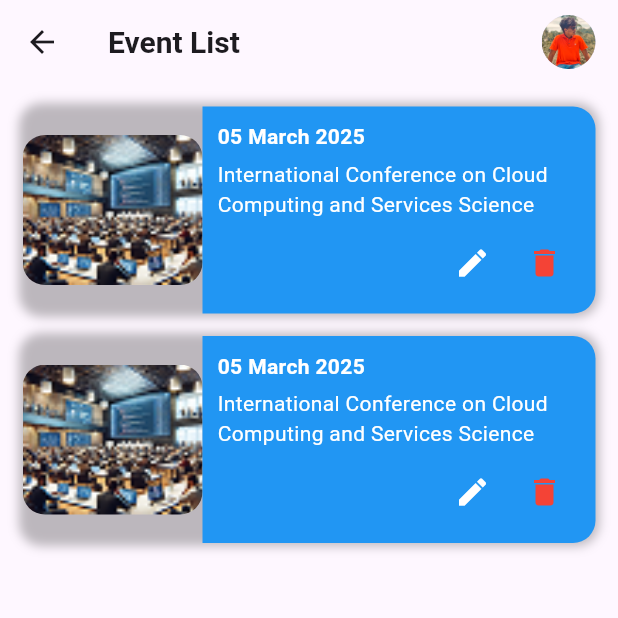
After one commit to sandeepsathsara/LinkUp-Mobile-Application, a Flutter app: the screen it shows after launch, after a tap on "Organizer", on a phone screen of 412 x 824 dp, the top half of it. The commit adds this screen. Run offline on Flutter 3.47's test engine with Material 3 defaults, Android fonts, the light colour scheme and no system bars; our stand-ins replace google_fonts.

Commit message:
organizer section

```diff
--- /dev/null
+++ b/linkup/lib/organizer/event.dart
@@ -0,0 +1,115 @@
+import 'package:flutter/material.dart';
+import 'package:linkup/welcome.dart';
+
+class OrganizerEventList extends StatelessWidget {
+  const OrganizerEventList({super.key});
+
+  @override
+  Widget build(BuildContext context) {
+    return Scaffold(
+      appBar: AppBar(
+        leading: IconButton(
+          icon: const Icon(Icons.arrow_back),
+          onPressed: () {
+            Navigator.pop(context);
+          },
+        ),
+        title: const Text(
+          'Event List',
+          style: TextStyle(fontSize: 20, fontWeight: FontWeight.bold),
+        ),
+        actions: [
+          Padding(
+            padding: const EdgeInsets.only(right: 15.0),
+            child: CircleAvatar(
+              radius: 18,
+              backgroundImage: AssetImage(
+                'assets/profile.jpg',
+              ), // Change path accordingly
+            ),
+          ),
+        ],
+      ),
+      body: Padding(
+        padding: const EdgeInsets.all(15.0),
+        child: Column(
+          children: [
+            _buildEventCard(),
+            const SizedBox(height: 15),
+            _buildEventCard(),
+          ],
+        ),
+      ),
+    );
+  }
+
+  Widget _buildEventCard() {
+    return Container(
+      decoration: BoxDecoration(
+        borderRadius: BorderRadius.circular(15),
+        boxShadow: [
+          BoxShadow(color: Colors.black26, blurRadius: 5, spreadRadius: 2),
+        ],
+      ),
+      child: Row(
+        children: [
+          ClipRRect(
+            borderRadius: BorderRadius.circular(15),
+            child: Image.asset(
+              'assets/march.png', // Replace with actual event image
+              width: 120,
+              height: 100,
+              fit: BoxFit.cover,
+            ),
+          ),
+          Expanded(
+            child: Container(
+              padding: const EdgeInsets.all(10),
+              decoration: const BoxDecoration(
+                color: Colors.blue,
+                borderRadius: BorderRadius.only(
+                  topRight: Radius.circular(15),
+                  bottomRight: Radius.circular(15),
+                ),
+              ),
+              child: Column(
+                crossAxisAlignment: CrossAxisAlignment.start,
+                children: [
+                  const Text(
+                    '05 March 2025',
+                    style: TextStyle(
+                      fontSize: 14,
+                      color: Colors.white,
+                      fontWeight: FontWeight.bold,
+                    ),
+                  ),
+                  const SizedBox(height: 5),
+                  const Text(
+                    'International Conference on Cloud Computing and Services Science',
+                    style: TextStyle(fontSize: 14, color: Colors.white),
+                    maxLines: 2,
+                    overflow: TextOverflow.ellipsis,
+                  ),
+                  const SizedBox(height: 5),
+                  Row(
+                    mainAxisAlignment: MainAxisAlignment.end,
+                    children: [
+                      IconButton(
+                        icon: const Icon(Icons.edit, color: Colors.white),
+                        onPressed: () {},
+                      ),
+                      IconButton(
+                        icon: const Icon(Icons.delete, color: Colors.red),
+                        onPressed: () {},
+                      ),
+                    ],
+                  ),
+                ],
+              ),
+            ),
+          ),
+        ],
+      ),
+    );
+  }
+}
--- a/linkup/lib/splash_screen.dart
+++ b/linkup/lib/splash_screen.dart
@@ -1,6 +1,7 @@
 import 'package:flutter/material.dart';
 import 'dart:async';
-import 'login_screen.dart';
+
+import 'package:linkup/welcome.dart';
 
 class SplashScreen extends StatefulWidget {
   const SplashScreen({super.key});
@@ -16,7 +17,7 @@ class _SplashScreenState extends State<SplashScreen> {
     Timer(Duration(seconds: 3), () {
       Navigator.pushReplacement(
         context,
-        MaterialPageRoute(builder: (context) => LoginScreen()),
+        MaterialPageRoute(builder: (context) => WelcomeToLinkUp()),
       );
     });
   }
--- /dev/null
+++ b/linkup/lib/welcome.dart
@@ -0,0 +1,170 @@
+import 'package:flutter/material.dart';
+import 'login_screen.dart';
+import 'welcome.dart';
+import 'organizer/event.dart';
+
+class WelcomeToLinkUp extends StatelessWidget {
+  const WelcomeToLinkUp({super.key});
+
+  @override
+  Widget build(BuildContext context) {
+    return Scaffold(
+      body: Stack(
+        children: [
+          // Gradient Background
+          Container(
+            decoration: const BoxDecoration(
+              gradient: LinearGradient(
+                colors: [Color(0xFF1976D2), Colors.white], // Professional Blue
+                begin: Alignment.topCenter,
+                end: Alignment.bottomCenter,
+              ),
+            ),
+          ),
+
+          // White Curved Section
+          Align(
+            alignment: Alignment.bottomCenter,
+            child: Container(
+              width: double.infinity,
+              height: MediaQuery.of(context).size.height * 0.6,
+              decoration: const BoxDecoration(
+                color: Colors.white,
+                borderRadius: BorderRadius.only(
+                  topLeft: Radius.circular(80),
+                  topRight: Radius.circular(80),
+                ),
+              ),
+              padding: const EdgeInsets.symmetric(horizontal: 40),
+              child: Column(
+                mainAxisAlignment: MainAxisAlignment.center,
+                children: [
+                  const Text(
+                    'Join with us as a',
+                    style: TextStyle(
+                      fontSize: 20,
+                      fontWeight: FontWeight.w500,
+                      color: Colors.black87,
+                    ),
+                  ),
+                  const SizedBox(height: 30),
+
+                  // User Button with Icon
+                  _buildRoleButton(
+                    context,
+                    icon: Icons.person,
+                    label: 'User',
+                    onTap:
+                        () => Navigator.push(
+                          context,
+                          MaterialPageRoute(
+                            builder: (context) => const LoginScreen(),
+                          ),
+                        ),
+                  ),
+
+                  const SizedBox(height: 30),
+
+                  // Organizer Button with Icon
+                  // Organizer Button with Icon
+                  _buildRoleButton(
+                    context,
+                    icon: Icons.business_center,
+                    label: 'Organizer',
+                    onTap:
+                        () => Navigator.push(
+                          context,
+                          MaterialPageRoute(
+                            builder:
+                                (context) =>
+                                    const OrganizerEventList(), // FIXED
+                          ),
+                        ),
+                  ),
+                ],
+              ),
+            ),
+          ),
+
+          // Logo & Welcome Text
+          Positioned(
+            top: MediaQuery.of(context).size.height * 0.15,
+            left: 0,
+            right: 0,
+            child: Column(
+              children: [
+                // App Logo inside a Circle Avatar
+                CircleAvatar(
+                  radius: 50, // Adjust size as needed
+                  backgroundColor:
+                      Colors.white, // Background color for contrast
+                  child: ClipOval(
+                    child: Image.asset(
+                      'assets/logo.png', // Add your logo image here
+                      width: 90,
+                      height: 90,
+                      fit:
+                          BoxFit
+                              .cover, // Ensures the image fits within the circle
+                    ),
+                  ),
+                ),
+                const SizedBox(height: 20),
+
+                // Welcome Text
+                const Text(
+                  'Welcome to',
+                  style: TextStyle(
+                    fontSize: 22,
+                    fontWeight: FontWeight.w400,
+                    color: Colors.white,
+                  ),
+                ),
+                const Text(
+                  'LinkUp',
+                  style: TextStyle(
+                    fontSize: 32,
+                    fontWeight: FontWeight.bold,
+                    color: Colors.white,
+                  ),
+                ),
+              ],
+            ),
+          ),
+        ],
+      ),
+    );
+  }
+
+  // Helper function to create role selection buttons
+  Widget _buildRoleButton(
+    BuildContext context, {
+    required IconData icon,
+    required String label,
+    required VoidCallback onTap,
+  }) {
+    return Column(
+      children: [
+        Icon(icon, size: 60, color: Colors.blue.shade700),
+        const SizedBox(height: 10),
+        ElevatedButton(
+          onPressed: onTap,
+          style: ElevatedButton.styleFrom(
+            padding: const EdgeInsets.symmetric(horizontal: 50, vertical: 15),
+            backgroundColor: Colors.white,
+            foregroundColor: Colors.blue.shade700,
+            shape: RoundedRectangleBorder(
+              borderRadius: BorderRadius.circular(30),
+              side: BorderSide(color: Colors.blue.shade700),
+            ),
+            elevation: 5,
+          ),
+          child: Text(
+            label,
+            style: const TextStyle(fontSize: 18, fontWeight: FontWeight.bold),
+          ),
+        ),
+      ],
+    );
+  }
+}
```
Also changed, not shown: linkup/assets/logo.png, linkup/assets/org.png (added), linkup/assets/user1.png (added).
